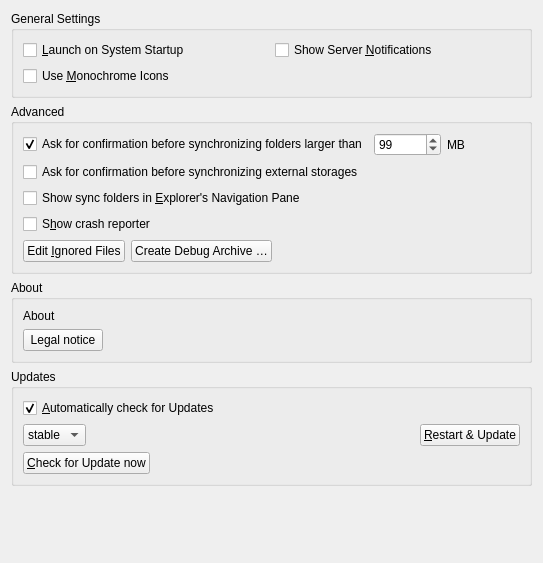
Above: src/gui/generalsettings.ui from nextmcloud/desktop before the change. Below: the same form after it.
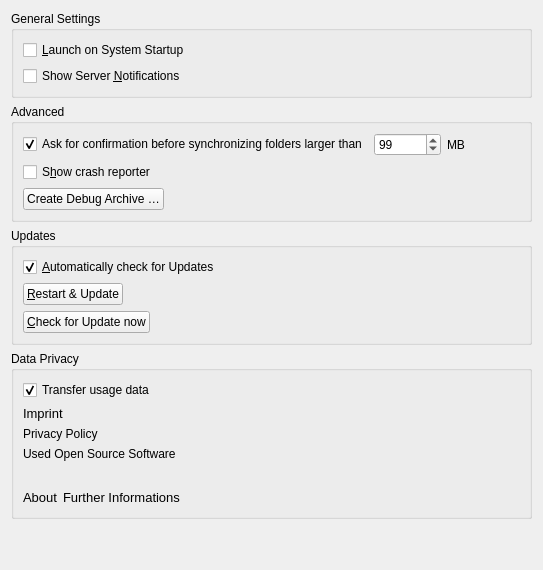
That is the form after the change.

Commit message: NMCLOUD-373: Added Settings:General Tab changes

```diff
--- a/src/gui/generalsettings.ui
+++ b/src/gui/generalsettings.ui
@@ -14,6 +14,136 @@
    <string notr="true">Form</string>
   </property>
   <layout class="QGridLayout" name="gridLayout">
+   <item row="4" column="0" rowspan="2">
+    <widget class="QGroupBox" name="dataPrivacyGroupBox">
+     <property name="title">
+      <string>Data Privacy</string>
+     </property>
+     <layout class="QVBoxLayout" name="verticalLayout_4">
+      <item>
+       <widget class="QCheckBox" name="transferUsageDataCheckBox">
+        <property name="text">
+         <string>Transfer usage data</string>
+        </property>
+        <property name="checked">
+         <bool>true</bool>
+        </property>
+       </widget>
+      </item>
+      <item>
+       <layout class="QVBoxLayout" name="verticalLayout_3">
+        <item>
+         <widget class="QLabel" name="imprintLabel">
+          <property name="font">
+           <font>
+            <family>Segoe UI</family>
+            <pointsize>10</pointsize>
+            <weight>50</weight>
+            <italic>false</italic>
+            <bold>false</bold>
+           </font>
+          </property>
+          <property name="styleSheet">
+           <string notr="true">font: 10pt &quot;Segoe UI&quot;;</string>
+          </property>
+          <property name="text">
+           <string>Imprint</string>
+          </property>
+         </widget>
+        </item>
+        <item>
+         <widget class="QLabel" name="privacyPolicyLabel">
+          <property name="styleSheet">
+           <string notr="true">font: 10pt &quot;Segoe UI&quot;;</string>
+          </property>
+          <property name="text">
+           <string>Privacy Policy</string>
+          </property>
+         </widget>
+        </item>
+        <item>
+         <widget class="QLabel" name="openSourceSwLabel">
+          <property name="styleSheet">
+           <string notr="true">font: 10pt &quot;Segoe UI&quot;;</string>
+          </property>
+          <property name="text">
+           <string>Used Open Source Software</string>
+          </property>
+          <property name="textFormat">
+           <enum>Qt::AutoText</enum>
+          </property>
+         </widget>
+        </item>
+       </layout>
+      </item>
+      <item>
+       <spacer name="verticalSpacer">
+        <property name="orientation">
+         <enum>Qt::Vertical</enum>
+        </property>
+        <property name="sizeType">
+         <enum>QSizePolicy::Minimum</enum>
+        </property>
+        <property name="sizeHint" stdset="0">
+         <size>
+          <width>20</width>
+          <height>20</height>
+         </size>
+        </property>
+       </spacer>
+      </item>
+      <item>
+       <layout class="QHBoxLayout" name="horizontalLayout">
+        <item>
+         <widget class="QLabel" name="aboutLabel">
+          <property name="sizePolicy">
+           <sizepolicy hsizetype="Preferred" vsizetype="Minimum">
+            <horstretch>0</horstretch>
+            <verstretch>0</verstretch>
+           </sizepolicy>
+          </property>
+          <property name="font">
+           <font>
+            <family>Segoe UI</family>
+            <pointsize>10</pointsize>
+           </font>
+          </property>
+          <property name="text">
+           <string>About</string>
+          </property>
+         </widget>
+        </item>
+        <item>
+         <widget class="QLabel" name="infoLabel">
+          <property name="font">
+           <font>
+            <family>Segoe UI</family>
+            <pointsize>10</pointsize>
+           </font>
+          </property>
+          <property name="text">
+           <string>Further Informations</string>
+          </property>
+         </widget>
+        </item>
+        <item>
+         <spacer name="horizontalSpacer_2">
+          <property name="orientation">
+           <enum>Qt::Horizontal</enum>
+          </property>
+          <property name="sizeHint" stdset="0">
+           <size>
+            <width>40</width>
+            <height>20</height>
+           </size>
+          </property>
+         </spacer>
+        </item>
+       </layout>
+      </item>
+     </layout>
+    </widget>
+   </item>
    <item row="0" column="0">
     <widget class="QGroupBox" name="generalGroupBox">
      <property name="title">
@@ -21,12 +151,9 @@
      </property>
      <layout class="QGridLayout" name="gridLayout_2">
       <item row="1" column="0">
-       <widget class="QCheckBox" name="monoIconsCheckBox">
-        <property name="toolTip">
-         <string>For System Tray</string>
-        </property>
+       <widget class="QCheckBox" name="serverNotificationsCheckBox">
         <property name="text">
-         <string>Use &amp;Monochrome Icons</string>
+         <string>Show Server &amp;Notifications</string>
         </property>
        </widget>
       </item>
@@ -37,10 +164,69 @@
         </property>
        </widget>
       </item>
-      <item row="0" column="1">
-       <widget class="QCheckBox" name="serverNotificationsCheckBox">
+     </layout>
+    </widget>
+   </item>
+   <item row="3" column="0">
+    <widget class="QGroupBox" name="updatesGroupBox">
+     <property name="title">
+      <string>Updates</string>
+     </property>
+     <layout class="QVBoxLayout" name="verticalLayout_2">
+      <item>
+       <layout class="QHBoxLayout" name="horizontalLayout_11">
+        <item>
+         <widget class="QCheckBox" name="autoCheckForUpdatesCheckBox">
+          <property name="text">
+           <string>&amp;Automatically check for Updates</string>
+          </property>
+          <property name="checked">
+           <bool>true</bool>
+          </property>
+         </widget>
+        </item>
+       </layout>
+      </item>
+      <item>
+       <layout class="QHBoxLayout" name="horizontalLayout_2">
+        <item>
+         <widget class="QPushButton" name="restartButton">
+          <property name="sizePolicy">
+           <sizepolicy hsizetype="Maximum" vsizetype="Fixed">
+            <horstretch>0</horstretch>
+            <verstretch>0</verstretch>
+           </sizepolicy>
+          </property>
+          <property name="text">
+           <string>&amp;Restart &amp;&amp; Update</string>
+          </property>
+         </widget>
+        </item>
+        <item>
+         <spacer name="horizontalSpacer">
+          <property name="orientation">
+           <enum>Qt::Horizontal</enum>
+          </property>
+          <property name="sizeHint" stdset="0">
+           <size>
+            <width>40</width>
+            <height>20</height>
+           </size>
+          </property>
+         </spacer>
+        </item>
+       </layout>
+      </item>
+      <item>
+       <widget class="QPushButton" name="updateButton">
+        <property name="sizePolicy">
+         <sizepolicy hsizetype="Maximum" vsizetype="Fixed">
+          <horstretch>0</horstretch>
+          <verstretch>0</verstretch>
+         </sizepolicy>
+        </property>
         <property name="text">
-         <string>Show Server &amp;Notifications</string>
+         <string>&amp;Check for Update now</string>
         </property>
        </widget>
       </item>
@@ -97,28 +283,6 @@
         </item>
        </layout>
       </item>
-      <item>
-       <layout class="QHBoxLayout" name="horizontalLayout_8">
-        <item>
-         <widget class="QCheckBox" name="newExternalStorage">
-          <property name="text">
-           <string>Ask for confirmation before synchronizing external storages</string>
-          </property>
-         </widget>
-        </item>
-       </layout>
-      </item>
-      <item>
-       <layout class="QHBoxLayout" name="horizontalLayout_10">
-        <item>
-         <widget class="QCheckBox" name="showInExplorerNavigationPaneCheckBox">
-          <property name="text">
-           <string>Show sync folders in &amp;Explorer's Navigation Pane</string>
-          </property>
-         </widget>
-        </item>
-       </layout>
-      </item>
       <item>
        <layout class="QHBoxLayout" name="horizontalLayout_9">
         <item>
@@ -138,13 +302,6 @@
       </item>
       <item>
        <layout class="QHBoxLayout" name="horizontalLayout_4">
-        <item>
-         <widget class="QPushButton" name="ignoredFilesButton">
-          <property name="text">
-           <string>Edit &amp;Ignored Files</string>
-          </property>
-         </widget>
-        </item>
         <item>
          <widget class="QPushButton" name="debugArchiveButton">
           <property name="text">
@@ -170,147 +327,18 @@
      </layout>
     </widget>
    </item>
-   <item row="2" column="0">
-    <widget class="QGroupBox" name="aboutGroupBox">
-     <property name="title">
-      <string>About</string>
-     </property>
-     <layout class="QVBoxLayout" name="verticalLayout_3">
-      <item>
-       <widget class="QLabel" name="aboutLabel">
-        <property name="sizePolicy">
-         <sizepolicy hsizetype="Preferred" vsizetype="Minimum">
-          <horstretch>0</horstretch>
-          <verstretch>0</verstretch>
-         </sizepolicy>
-        </property>
-        <property name="text">
-         <string>About</string>
-        </property>
-       </widget>
-      </item>
-      <item>
-       <layout class="QHBoxLayout" name="horizontalLayout_6">
-        <item>
-         <widget class="QPushButton" name="legalNoticeButton">
-          <property name="text">
-           <string>Legal notice</string>
-          </property>
-         </widget>
-        </item>
-        <item>
-         <spacer name="horizontalSpacer_2">
-          <property name="orientation">
-           <enum>Qt::Horizontal</enum>
-          </property>
-          <property name="sizeHint" stdset="0">
-           <size>
-            <width>40</width>
-            <height>20</height>
-           </size>
-          </property>
-         </spacer>
-        </item>
-       </layout>
-      </item>
-     </layout>
-    </widget>
-   </item>
-   <item row="3" column="0">
-    <widget class="QGroupBox" name="updatesGroupBox">
-     <property name="title">
-      <string>Updates</string>
-     </property>
-     <layout class="QVBoxLayout" name="verticalLayout_2">
-      <item>
-       <layout class="QHBoxLayout" name="horizontalLayout_11">
-        <item>
-         <widget class="QCheckBox" name="autoCheckForUpdatesCheckBox">
-          <property name="text">
-           <string>&amp;Automatically check for Updates</string>
-          </property>
-          <property name="checked">
-           <bool>true</bool>
-          </property>
-         </widget>
-        </item>
-       </layout>
-      </item>
-      <item>
-       <layout class="QHBoxLayout" name="horizontalLayout_2">
-        <item>
-         <widget class="QComboBox" name="updateChannel">
-          <property name="sizePolicy">
-           <sizepolicy hsizetype="Maximum" vsizetype="Fixed">
-            <horstretch>0</horstretch>
-            <verstretch>0</verstretch>
-           </sizepolicy>
-          </property>
-          <item>
-           <property name="text">
-            <string>stable</string>
-           </property>
-          </item>
-          <item>
-           <property name="text">
-            <string>beta</string>
-           </property>
-          </item>
-         </widget>
-        </item>
-        <item>
-         <widget class="QLabel" name="updateStateLabel">
-          <property name="text">
-           <string/>
-          </property>
-          <property name="wordWrap">
-           <bool>true</bool>
-          </property>
-          <property name="openExternalLinks">
-           <bool>true</bool>
-          </property>
-         </widget>
-        </item>
-        <item>
-         <widget class="QPushButton" name="restartButton">
-          <property name="sizePolicy">
-           <sizepolicy hsizetype="Maximum" vsizetype="Fixed">
-            <horstretch>0</horstretch>
-            <verstretch>0</verstretch>
-           </sizepolicy>
-          </property>
-          <property name="text">
-           <string>&amp;Restart &amp;&amp; Update</string>
-          </property>
-         </widget>
-        </item>
-       </layout>
-      </item>
-      <item>
-       <widget class="QPushButton" name="updateButton">
-        <property name="sizePolicy">
-         <sizepolicy hsizetype="Maximum" vsizetype="Fixed">
-          <horstretch>0</horstretch>
-          <verstretch>0</verstretch>
-         </sizepolicy>
-        </property>
-        <property name="text">
-         <string>&amp;Check for Update now</string>
-        </property>
-       </widget>
-      </item>
-     </layout>
-    </widget>
-   </item>
-   <item row="4" column="0">
-    <spacer name="verticalSpacer">
+   <item row="6" column="0">
+    <spacer name="verticalSpacer_2">
      <property name="orientation">
       <enum>Qt::Vertical</enum>
      </property>
+     <property name="sizeType">
+      <enum>QSizePolicy::Minimum</enum>
+     </property>
      <property name="sizeHint" stdset="0">
       <size>
        <width>20</width>
-       <height>0</height>
+       <height>40</height>
       </size>
      </property>
     </spacer>
```
Left out of the diff: 11 changed lines with no effect on the pictures. The commit also changes 5 other files.
